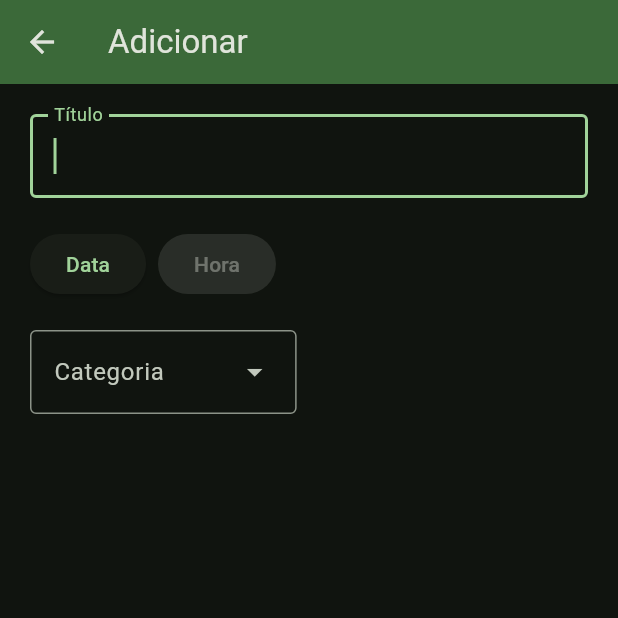
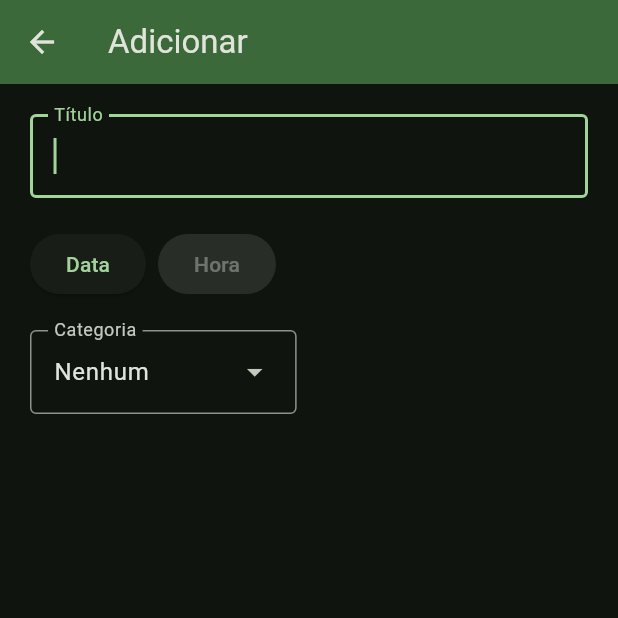
Before and after one commit to IgorAugst/todo_flutter, a Flutter app: the screen it shows after launch, after a tap on the "add" icon, on a phone screen of 412 x 824 dp, the top half of it. Run offline on Flutter 3.47's test engine with Material 3 defaults, Android fonts, the phone set to English and light mode, and no system bars; drawn by our look-alikes of sentry_flutter; our stand-ins replace flutter_local_notifications, flutter_slidable, font_awesome_flutter, implicitly_animated_reorderable_list_2, shared_preferences, sqflite and 1 more; accounts and stored records are empty.

Commit message:
Adiciona categoria vazia no dropdown

```diff
--- a/lib/pages/item_page.dart
+++ b/lib/pages/item_page.dart
@@ -49,14 +49,16 @@ class _ItemPageState extends State<ItemPage> {
     super.dispose();
   }
 
-  List<DropdownMenuEntry<int>> _getDropdownItems() {
+  List<DropdownMenuEntry<int?>> _getDropdownItems() {
     var categories = _categoryProvider?.getCategories();
-    var items = <DropdownMenuEntry<int>>[];
+    var items = <DropdownMenuEntry<int?>>[];
+
+    items.add(DropdownMenuEntry<int?>(value: null, label: "Nenhum"));
 
     for (var category in categories!) {
       if (category.id != null) {
-        items.add(DropdownMenuEntry<int>(
-          value: category.id!,
+        items.add(DropdownMenuEntry<int?>(
+          value: category.id,
           label: category.name,
         ));
       }
@@ -176,7 +178,7 @@ class _ItemPageState extends State<ItemPage> {
                   SizedBox(
                     height: 20,
                   ),
-                  DropdownMenu<int>(
+                  DropdownMenu<int?>(
                     label: const Text('Categoria'),
                     onSelected: (int? value) {
                       categoryId = value;
```
